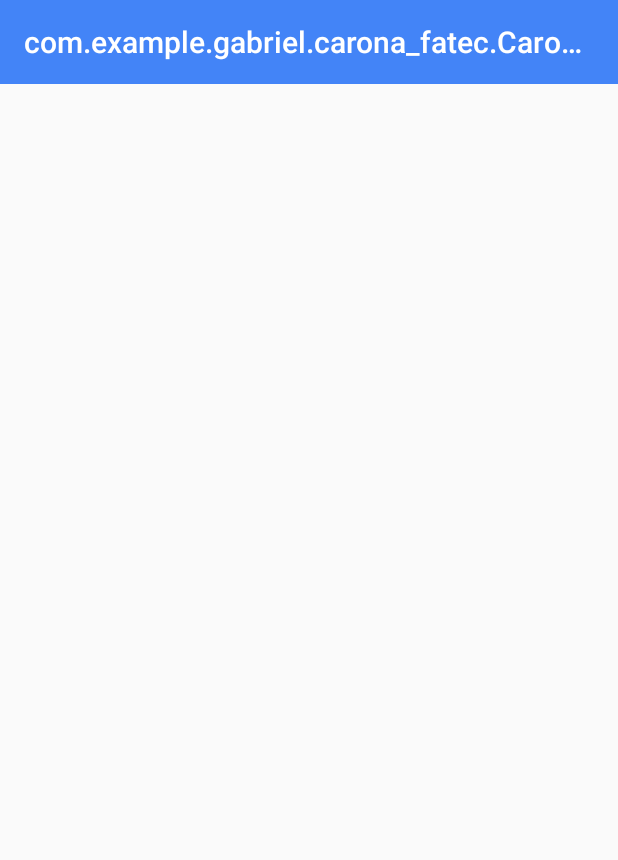
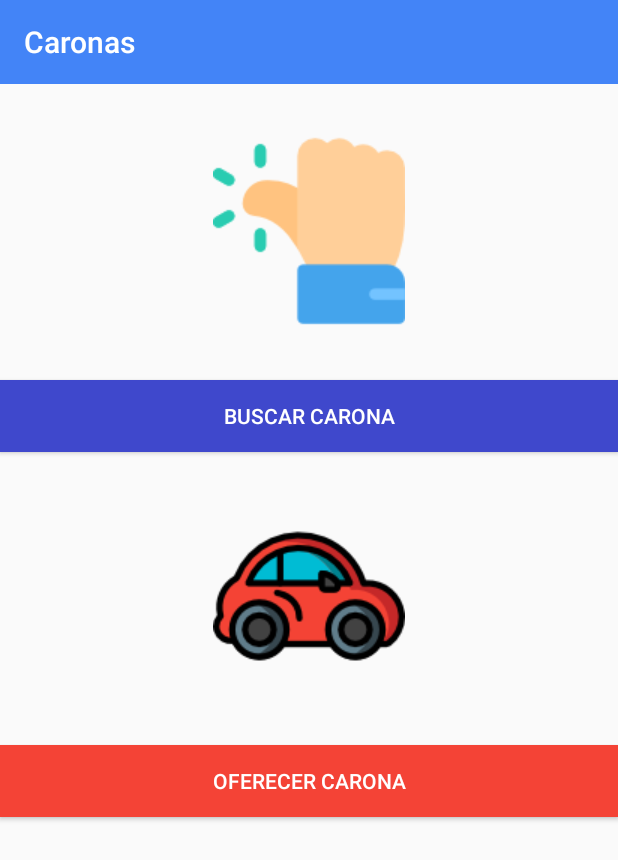
Before and after one commit to gabriel-trevisan/Carona-Fatec, an Android app: the CaronaActivity screen opened directly, with no data from a screen before it, on a phone screen of 412 x 824 dp. Shown: the top 860 px of the screen. Run offline under Robolectric (Android 15) with nearby library versions, the phone set to English and light mode, and no system bars.

Commit message:
Implementar feature carona

```diff
--- a/app/src/main/java/com/example/gabriel/carona_fatec/api/model/Usuario.java
+++ b/app/src/main/java/com/example/gabriel/carona_fatec/api/model/Usuario.java
@@ -13,6 +13,8 @@ public class Usuario {
     private int numeroCelular;
     private int perfil;
     private Rotas Rotas;
+
+    public Usuario(){};
 
     public Usuario(String email, String nome, int numeroCelular, int perfil, String senha, String turma){
         this.email = email;
--- a/app/src/main/java/com/example/gabriel/carona_fatec/api/service/UsuarioServices.java
+++ b/app/src/main/java/com/example/gabriel/carona_fatec/api/service/UsuarioServices.java
@@ -21,7 +21,7 @@ public interface UsuarioServices {
 
     //verificar existencia de email no banco de dados
     @GET("usuario/{email}")
-    Call<Boolean> selecionarUsuario (@Path("email") String email);
+    Call<Usuario> getUsuario(@Path("email") String email);
 
     @POST("usuario/login")
     Call<Boolean> validarUsuario (@Body Usuario usuario);
--- a/app/src/main/res/layout/activity_carona.xml
+++ b/app/src/main/res/layout/activity_carona.xml
@@ -1,9 +1,52 @@
 <?xml version="1.0" encoding="utf-8"?>
-<android.support.constraint.ConstraintLayout xmlns:android="http://schemas.android.com/apk/res/android"
+<RelativeLayout xmlns:android="http://schemas.android.com/apk/res/android"
     xmlns:app="http://schemas.android.com/apk/res-auto"
     xmlns:tools="http://schemas.android.com/tools"
     android:layout_width="match_parent"
     android:layout_height="match_parent"
     tools:context="com.example.gabriel.carona_fatec.CaronaActivity">
 
-</android.support.constraint.ConstraintLayout>
+    <ImageView
+        android:id="@+id/imageView"
+        android:layout_width="wrap_content"
+        android:layout_height="wrap_content"
+        android:layout_marginTop="34dp"
+        app:srcCompat="@drawable/buscar_carona"
+        android:layout_alignParentTop="true"
+        android:layout_centerHorizontal="true" />
+
+    <Button
+        android:id="@+id/button3"
+        android:layout_width="match_parent"
+        android:layout_height="wrap_content"
+        android:layout_marginTop="35dp"
+        android:text="@string/buscar_carona"
+        android:layout_below="@+id/imageView"
+        android:layout_centerHorizontal="true"
+        android:background="@color/colorRoxo"
+        android:textColor="@color/colorBranco"/>
+
+    <ImageView
+        android:id="@+id/imageView2"
+        android:layout_width="wrap_content"
+        android:layout_height="wrap_content"
+        android:layout_marginTop="32dp"
+        app:srcCompat="@drawable/oferecer_carona"
+        android:layout_below="@+id/button3"
+        android:layout_alignLeft="@+id/imageView"
+        android:layout_alignStart="@+id/imageView" />
+
+    <Button
+        android:id="@+id/button4"
+        android:layout_width="match_parent"
+        android:layout_height="wrap_content"
+        android:layout_marginTop="35dp"
+        android:text="@string/oferecer_carona"
+        android:layout_below="@+id/imageView2"
+        android:layout_centerHorizontal="true"
+        android:background="@color/colorVermelho"
+        android:textColor="@color/colorBranco"
+        android:onClick="oferecerCarona"/>
+
+
+</RelativeLayout>
--- a/app/src/main/res/values/colors.xml
+++ b/app/src/main/res/values/colors.xml
@@ -8,4 +8,6 @@
     <color name="colorPreto">#000000</color>
     <color name="colorLaranja">#FF5722</color>
     <color name="colorAzul">#2196F3</color>
+    <color name="colorRoxo">#3f48cc</color>
+    <color name="colorVermelho">#f44336</color>
 </resources>
--- a/app/src/main/res/values/strings.xml
+++ b/app/src/main/res/values/strings.xml
@@ -53,4 +53,8 @@
         <item>Buscar carona</item>
     </string-array>
 
+    <!-- Carona -->
+    <string name="buscar_carona">Buscar Carona</string>
+    <string name="oferecer_carona">Oferecer Carona</string>
+
 </resources>
```
Also changed, not shown: app/src/main/AndroidManifest.xml (+6 -2 lines), app/src/main/java/com/example/gabriel/carona_fatec/CadastroActivity.java (+12 -13 lines), app/src/main/java/com/example/gabriel/carona_fatec/CaronaActivity.java (+68 -0 lines), app/src/main/java/com/example/gabriel/carona_fatec/LoginActivity.java (+10 -1 lines), app/src/main/res/drawable/buscar_carona.png (added), app/src/main/res/drawable/oferecer_carona.png (added).
